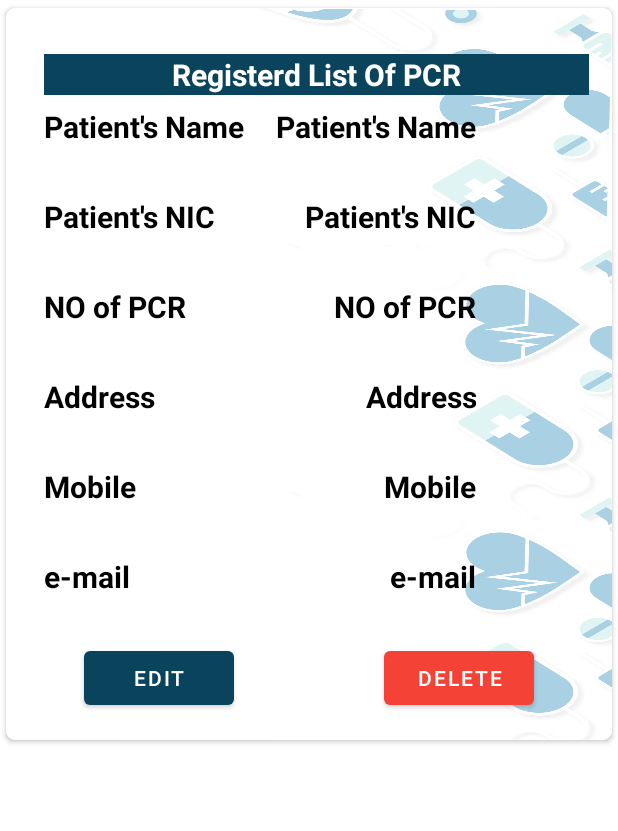
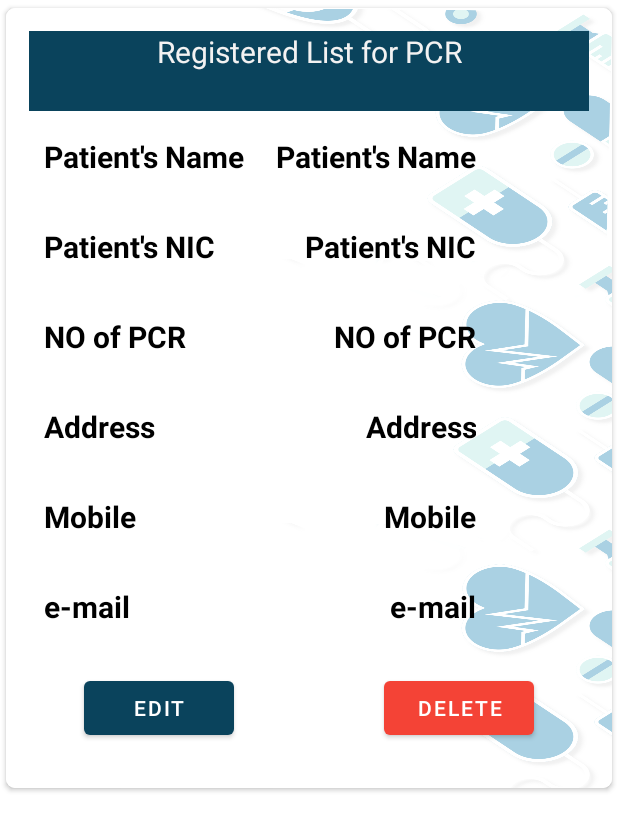
Before and after one commit to DevshanL/AdIKTHealthcareApp, an Android app: the layout main_item.xml on its own in the app's theme, with its tools: preview values and no code run, on a phone screen of 412 x 824 dp. Shown: the top 831 px of the screen. Run offline under Robolectric (Android 15) with nearby library versions, the phone set to English and light mode, and no system bars.

Commit message:
changed register list interface

```diff
--- a/app/src/main/res/layout/activity_pcrregister.xml
+++ b/app/src/main/res/layout/activity_pcrregister.xml
@@ -6,7 +6,7 @@
     android:orientation="vertical">
 
     <TextView
-        android:id="@+id/txtpcrReg"
+        android:id="@+id/txtpcrlist"
         android:layout_width="match_parent"
         android:layout_height="53dp"
         android:background="@color/btn"
--- a/app/src/main/res/layout/main_item.xml
+++ b/app/src/main/res/layout/main_item.xml
@@ -13,24 +13,23 @@
 
     <RelativeLayout
         android:layout_width="match_parent"
-        android:layout_height="488dp"
+        android:layout_height="520dp"
         android:background="@drawable/mad_main2"
         android:padding="15dp">
 
+
         <TextView
-            android:id="@+id/pcrlist"
+            android:id="@+id/txtpcrlist"
             android:layout_width="match_parent"
-            android:layout_height="wrap_content"
-            android:layout_marginStart="10dp"
-            android:layout_marginLeft="90dp"
-            android:layout_marginTop="15dp"
-            android:layout_marginRight="75dp"
+            android:layout_height="53dp"
+            android:layout_marginBottom="20dp"
+            android:background="@color/btn"
+            android:backgroundTint="@color/btn"
             android:gravity="center_horizontal"
-            android:text="Registerd List Of PCR"
-            android:background="@color/btn"
-            android:textColor="#ffff"
-            android:textSize="20sp"
-            android:textStyle="bold" />
+            android:text="Registered List for PCR"
+            android:textAlignment="center"
+            android:textColor="#F3F2F2"
+            android:textSize="20sp" />
 
 
         <TextView
@@ -39,7 +38,7 @@
             android:layout_height="wrap_content"
             android:layout_marginStart="10dp"
             android:layout_marginLeft="90dp"
-            android:layout_marginTop="50dp"
+            android:layout_marginTop="70dp"
             android:layout_marginRight="75dp"
             android:gravity="left"
             android:text="Patient's Name"
@@ -52,7 +51,7 @@
             android:id="@+id/pnamepcr"
             android:layout_width="match_parent"
             android:layout_height="wrap_content"
-            android:layout_marginTop="50dp"
+            android:layout_marginTop="70dp"
             android:layout_marginRight="75dp"
             android:gravity="right"
             android:text="Patient's Name"
@@ -67,7 +66,7 @@
             android:layout_height="wrap_content"
             android:layout_marginStart="10dp"
             android:layout_marginLeft="90dp"
-            android:layout_marginTop="110dp"
+            android:layout_marginTop="130dp"
             android:layout_marginRight="75dp"
             android:gravity="left"
             android:text="Patient's NIC"
@@ -80,7 +79,7 @@
             android:id="@+id/pnicpcr"
             android:layout_width="match_parent"
             android:layout_height="wrap_content"
-            android:layout_marginTop="110dp"
+            android:layout_marginTop="130dp"
             android:layout_marginRight="75dp"
             android:gravity="right"
             android:text="Patient's NIC"
@@ -95,7 +94,7 @@
             android:layout_height="wrap_content"
             android:layout_marginStart="10dp"
             android:layout_marginLeft="90dp"
-            android:layout_marginTop="170dp"
+            android:layout_marginTop="190dp"
             android:layout_marginRight="75dp"
             android:gravity="left"
             android:text="NO of PCR"
@@ -108,7 +107,7 @@
             android:id="@+id/pnopcr"
             android:layout_width="match_parent"
             android:layout_height="wrap_content"
-            android:layout_marginTop="170dp"
+            android:layout_marginTop="190dp"
             android:layout_marginRight="75dp"
             android:gravity="right"
             android:text="NO of PCR"
@@ -122,7 +121,7 @@
             android:layout_height="wrap_content"
             android:layout_marginStart="10dp"
             android:layout_marginLeft="90dp"
-            android:layout_marginTop="230dp"
+            android:layout_marginTop="250dp"
             android:layout_marginRight="75dp"
             android:gravity="left"
             android:text="Address"
@@ -135,7 +134,7 @@
             android:id="@+id/paddresspcr"
             android:layout_width="match_parent"
             android:layout_height="wrap_content"
-            android:layout_marginTop="230dp"
+            android:layout_marginTop="250dp"
             android:layout_marginRight="75dp"
             android:gravity="right"
             android:text="Address"
@@ -149,7 +148,7 @@
             android:layout_height="wrap_content"
             android:layout_marginStart="10dp"
             android:layout_marginLeft="90dp"
-            android:layout_marginTop="290dp"
+            android:layout_marginTop="310dp"
             android:layout_marginRight="75dp"
             android:gravity="left"
             android:text="Mobile"
@@ -162,7 +161,7 @@
             android:id="@+id/pmobilepcr"
             android:layout_width="match_parent"
             android:layout_height="wrap_content"
-            android:layout_marginTop="290dp"
+            android:layout_marginTop="310dp"
             android:layout_marginRight="75dp"
             android:gravity="right"
             android:text="Mobile"
@@ -176,7 +175,7 @@
             android:layout_height="wrap_content"
             android:layout_marginStart="10dp"
             android:layout_marginLeft="90dp"
-            android:layout_marginTop="350dp"
+            android:layout_marginTop="370dp"
             android:layout_marginRight="75dp"
             android:gravity="left"
             android:text="e-mail"
@@ -189,7 +188,7 @@
             android:id="@+id/pemailpcr"
             android:layout_width="match_parent"
             android:layout_height="wrap_content"
-            android:layout_marginTop="350dp"
+            android:layout_marginTop="370dp"
             android:layout_marginRight="75dp"
             android:gravity="right"
             android:text="e-mail"
```
